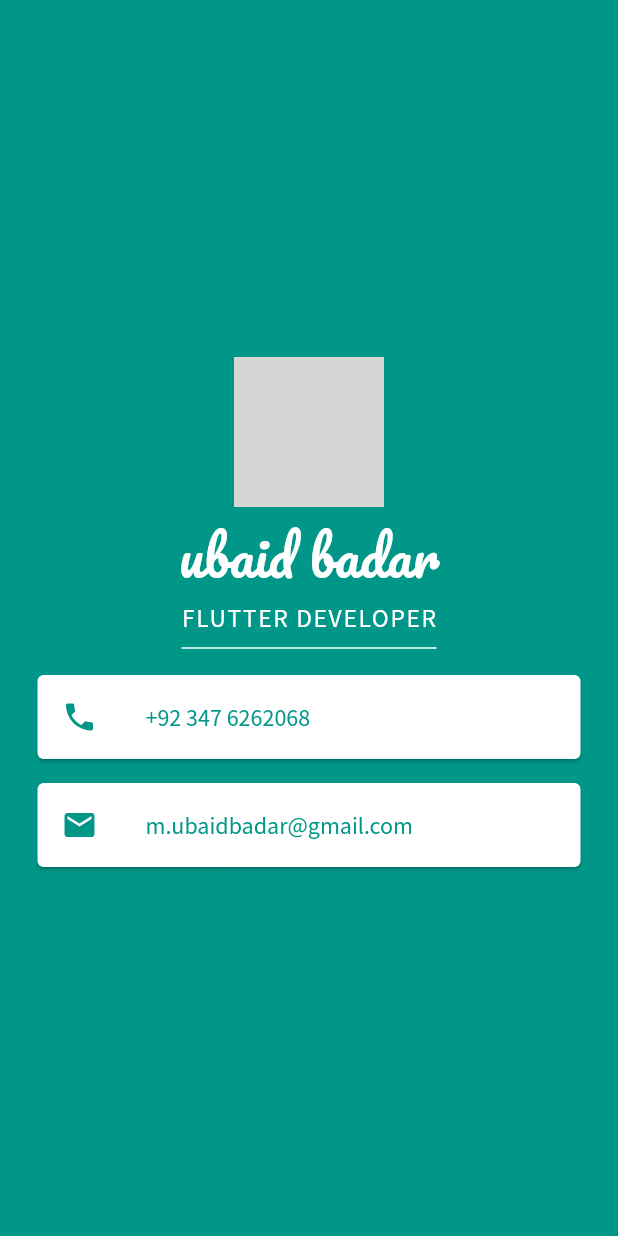
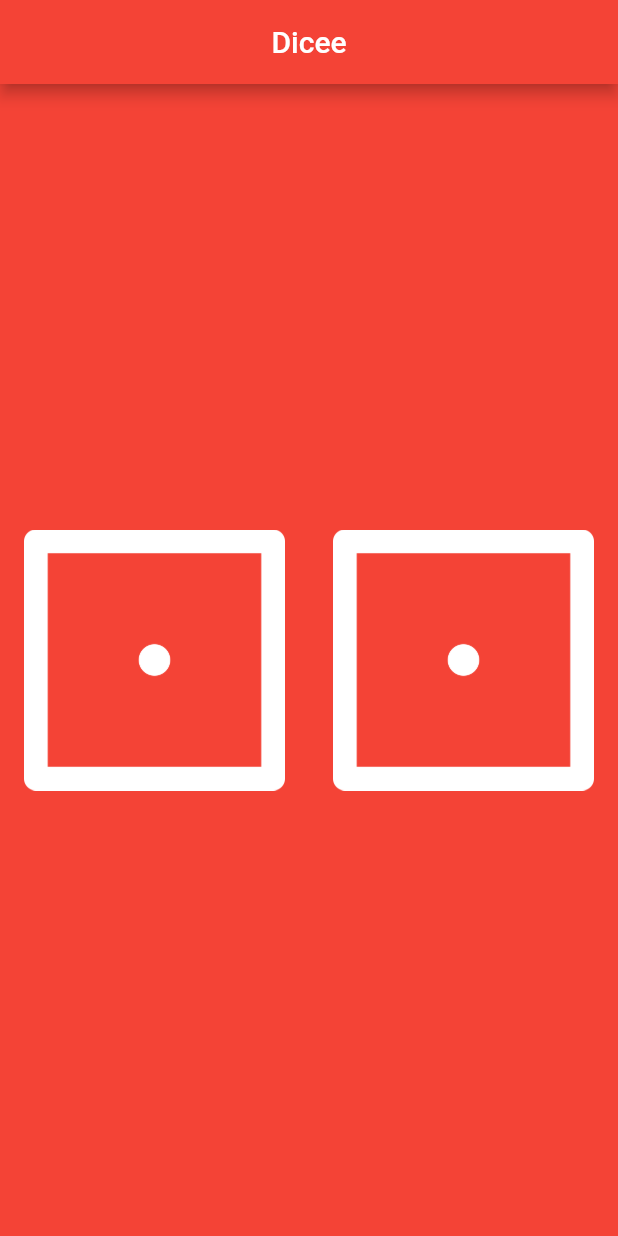
Before and after one commit to ubaidbadar/Dicee-App-Flutter, a Flutter app: the screen it shows after launch, on a phone screen of 412 x 824 dp. Run offline on Flutter 3.47's test engine with Material 2 defaults, Android fonts, the phone set to English and light mode, and no system bars; grey boxes are pictures that could not be loaded.

Commit message:
design_the_screen

```diff
--- a/lib/main.dart
+++ b/lib/main.dart
@@ -1,4 +1,4 @@
-import 'package:flutter/material.dart';
+import "package:flutter/material.dart";
 
 void main() => runApp(MyApp());
 
@@ -7,51 +7,43 @@ class MyApp extends StatelessWidget {
   Widget build(BuildContext context) {
     return MaterialApp(
       home: Scaffold(
-        backgroundColor: Colors.teal,
-        body: SafeArea(
-          child: Center(
-            child: Column(
-              mainAxisAlignment: MainAxisAlignment.center,
-              children: <Widget>[
-                CircleAvatar(
-                  backgroundImage: AssetImage('assets/images.jfif'),
-                  radius: 50,
-                ),
-                Text(
-                  'ubaid badar',
-                  style: TextStyle(
-                      color: Colors.white,
-                      fontSize: 36,
-                      fontFamily: 'Pacifico'),
-                ),
-                Text('FLUTTER DEVELOPER', style: TextStyle(color: Colors.white, fontFamily: 'SourceSansPro', fontSize: 17, letterSpacing: 1.1),),
-                SizedBox(
-                  height: 20,
-                  width: 170,
-                  child: Divider(
-                    thickness: 1,
-                    color: Colors.white,
-                  ),
-                ),
-                Card(
-                  child: ListTile(
-                    leading: Icon(Icons.phone, color: Colors.teal,),
-                    title: Text('+92 347 6262068', style: TextStyle(color: Colors.teal, fontFamily: 'SourceSansPro'),),
-                  ),
-                  margin: EdgeInsets.symmetric(vertical: 8, horizontal: 25),
-                ),
-                Card(
-                  child: ListTile(
-                    leading: Icon(Icons.email, color: Colors.teal,),
-                    title: Text('m.ubaidbadar@gmail.com', style: TextStyle(color: Colors.teal, fontFamily: 'SourceSansPro'),),
-                  ),
-                  margin: EdgeInsets.symmetric(vertical: 8, horizontal: 25),
-                ),
-              ],
-            ),
-          ),
+        backgroundColor: Colors.red,
+        appBar: AppBar(
+          backgroundColor: Colors.red,
+          title: Center(child: Text('Dicee')),
         ),
+        body: DiceePage(),
       ),
     );
   }
 }
+
+class DiceePage extends StatefulWidget {
+  @override
+  _DiceePageState createState() => _DiceePageState();
+}
+
+class _DiceePageState extends State<DiceePage> {
+  void changeDiceNumber() {}
+  @override
+  Widget build(BuildContext context) {
+    return Center(
+      child: Row(
+        children: <Widget>[
+          Expanded(
+            child: FlatButton(
+              child: Image.asset('assets/dice1.png'),
+              onPressed: () => changeDiceNumber(),
+            ),
+          ),
+          Expanded(
+            child: FlatButton(
+              child: Image.asset('assets/dice1.png'),
+              onPressed: () => changeDiceNumber(),
+            ),
+          )
+        ],
+      ),
+    );
+  }
+}
```
Also changed, not shown: 1 other file.
